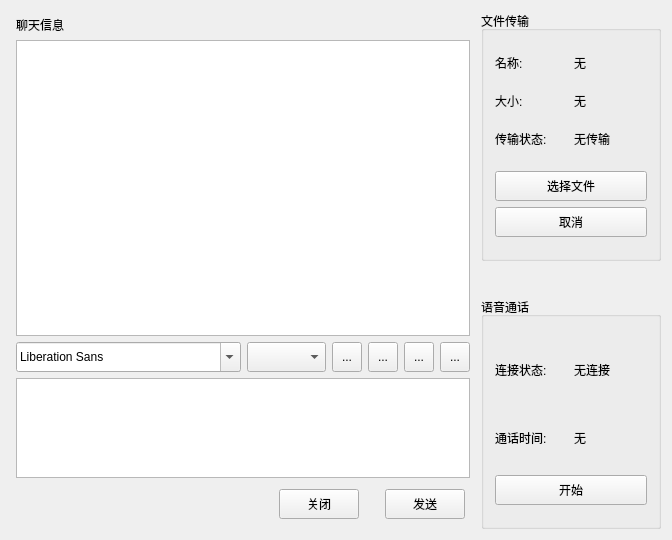
Before: the Qt Designer form chatwindow.ui in rayfung/tux-im-client, drawn with Qt 5.
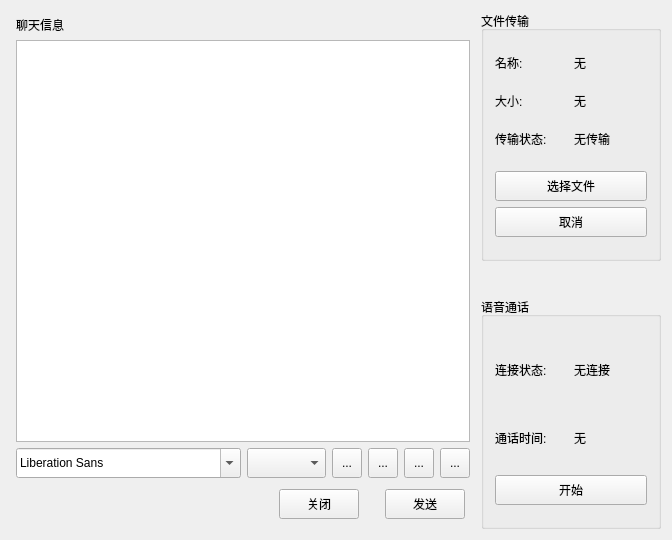
After: the same form once the commit is applied. Icons and pictures are not drawn.

What changed in the file:
```diff
--- a/chatwindow.ui
+++ b/chatwindow.ui
@@ -190,16 +190,6 @@
         <property name="sizeConstraint">
          <enum>QLayout::SetMaximumSize</enum>
         </property>
-        <item>
-         <widget class="QTextEdit" name="plainTextEditInput">
-          <property name="maximumSize">
-           <size>
-            <width>16777215</width>
-            <height>100</height>
-           </size>
-          </property>
-         </widget>
-        </item>
        </layout>
       </item>
       <item>
```
Left out of the diff: 4 changed lines with no effect on the pictures.
